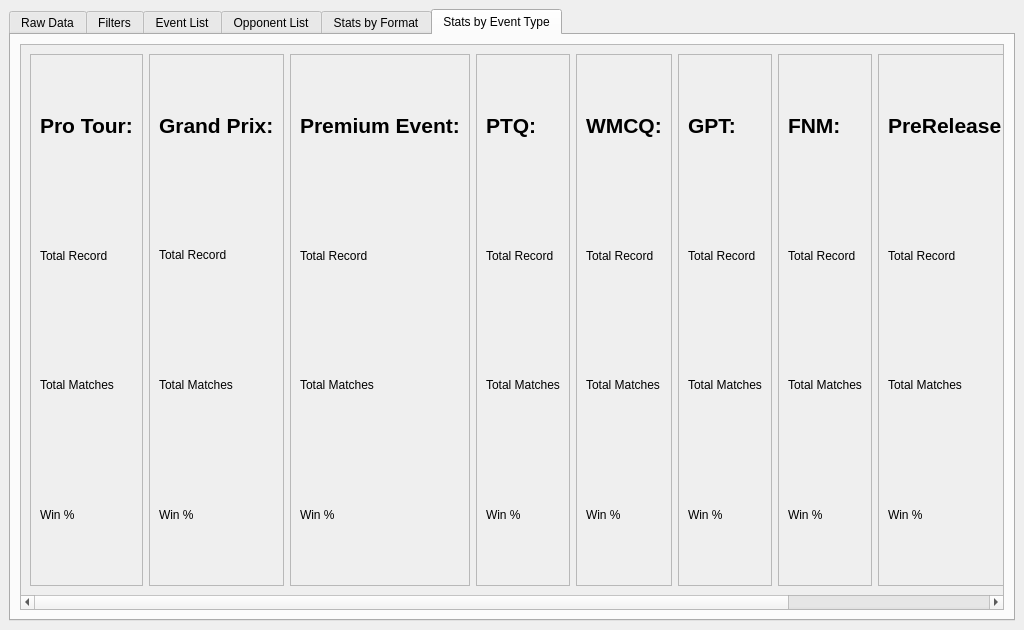
First picture: the form in Main.ui, repository JeffHoogland/qutemtgstats, before the edit.
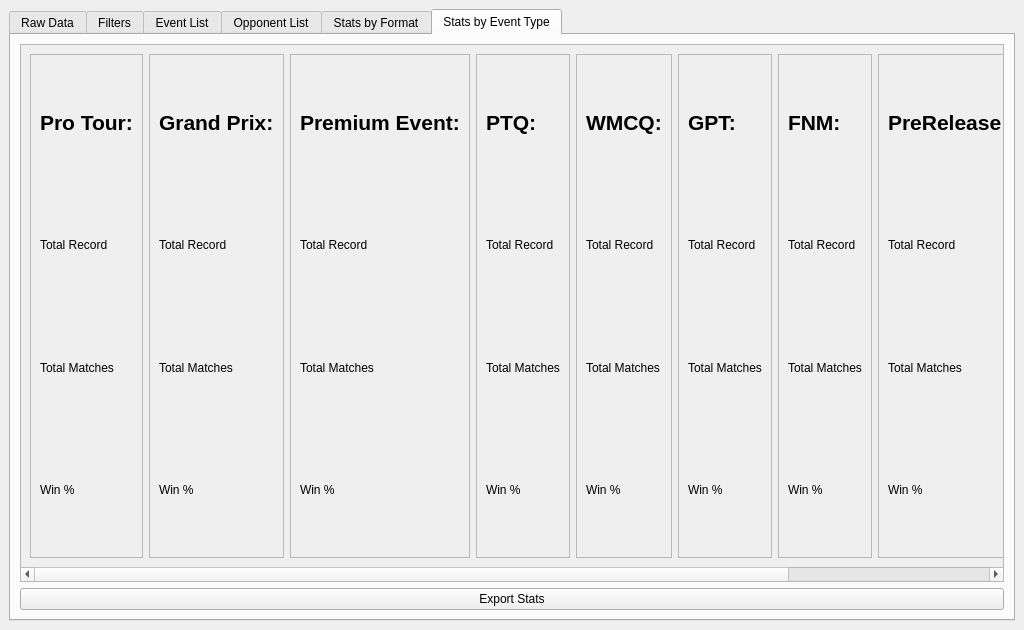
Second picture: the form after the edit. The open tabs and pages were chosen to show the change.

Commit message: Added an export stats function

Patch:
```diff
--- a/Main.ui
+++ b/Main.ui
@@ -999,10 +999,10 @@
           <widget class="QWidget" name="scrollAreaWidgetContents_2">
            <property name="geometry">
             <rect>
-             <x>-440</x>
+             <x>0</x>
              <y>0</y>
              <width>1422</width>
-             <height>539</height>
+             <height>502</height>
             </rect>
            </property>
            <layout class="QHBoxLayout" name="horizontalLayout_6">
@@ -1410,6 +1410,13 @@
           </widget>
          </widget>
         </item>
+        <item>
+         <widget class="QPushButton" name="exportStats_2">
+          <property name="text">
+           <string>Export Stats</string>
+          </property>
+         </widget>
+        </item>
        </layout>
       </widget>
      </widget>
```
Left out of the diff: 11 changed lines with no effect on the pictures. The commit also changes 3 other files.
